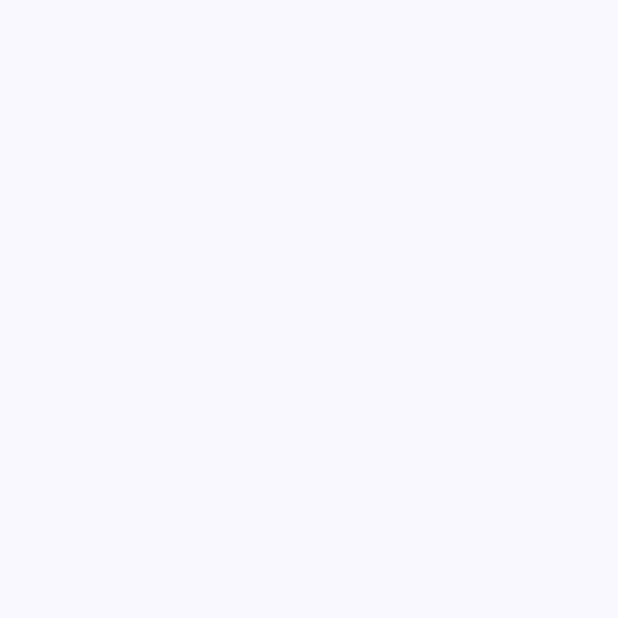
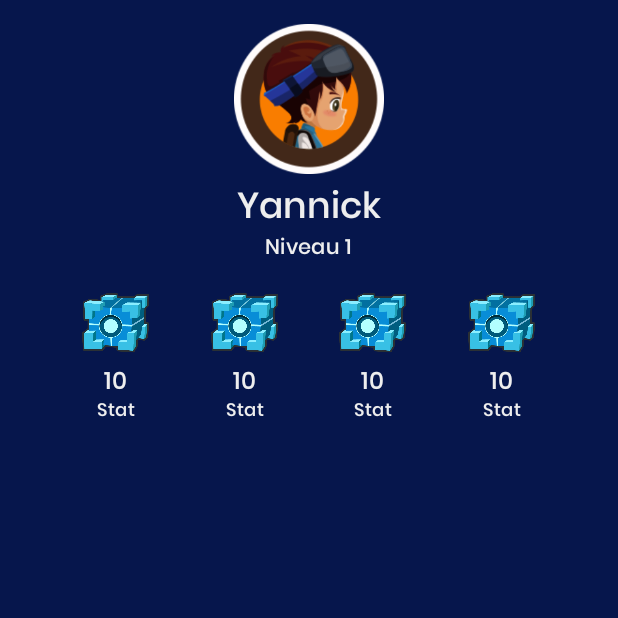
Before and after one commit to yannickcharron/4C6.H24, an Android app built with Jetpack Compose: the screen it shows after launch (MainActivity), on a phone screen of 412 x 824 dp, the top half of it. Before the commit the part shown is empty. Run offline under Robolectric (Android 15) with nearby library versions, the light colour scheme and no system bars.

Commit message:
feature: Devoir pour le 16 février

```diff
--- a/S02.Composables/app/src/main/java/ca/qc/cstj/composables/ui/screens/profile/ProfileScreen.kt
+++ b/S02.Composables/app/src/main/java/ca/qc/cstj/composables/ui/screens/profile/ProfileScreen.kt
@@ -1,28 +1,93 @@
 package ca.qc.cstj.composables.ui.screens.profile
 
-import androidx.annotation.DrawableRes
+import androidx.compose.foundation.Image
+import androidx.compose.foundation.background
+import androidx.compose.foundation.layout.Arrangement
+import androidx.compose.foundation.layout.Column
+import androidx.compose.foundation.layout.Row
+import androidx.compose.foundation.layout.fillMaxSize
+import androidx.compose.foundation.layout.fillMaxWidth
+import androidx.compose.foundation.layout.padding
+import androidx.compose.foundation.layout.size
+import androidx.compose.material3.MaterialTheme
+import androidx.compose.material3.Text
 import androidx.compose.runtime.Composable
+import androidx.compose.ui.Alignment
+import androidx.compose.ui.Modifier
+import androidx.compose.ui.res.painterResource
+import androidx.compose.ui.tooling.preview.Preview
+import androidx.compose.ui.unit.dp
+import ca.qc.cstj.composables.R
+import ca.qc.cstj.composables.ui.theme.ComposablesTheme
+import ca.qc.cstj.composables.ui.theme.DeepBlue
+
 
 @Composable
 fun ProfileScreen() {
-    //PilotBanner
-    //StatsSection
+    Column(
+        modifier = Modifier
+            .fillMaxSize()
+            .background(DeepBlue)
+            .padding(16.dp),
+        horizontalAlignment = Alignment.CenterHorizontally,
+    ) {
+        PilotBanner()
+        StatsSection()
+    }
 }
 
 
 @Composable
 fun PilotBanner() {
-    //Image
-    //Nom
-    //Niveau
+    Column(
+        horizontalAlignment = Alignment.CenterHorizontally,
+    ) {
+        Image(
+            modifier = Modifier.size(100.dp),
+            painter = painterResource(R.drawable.pilot04),
+            contentDescription = "Pilot"
+        )
+        Text(text = "Yannick", style = MaterialTheme.typography.headlineSmall, modifier = Modifier.padding(top = 4.dp))
+        Text(text = "Niveau 1", style = MaterialTheme.typography.bodyMedium)
+    }
 }
 
 @Composable
 fun StatsSection() {
-    //4 StatValue
+    Row(
+        modifier = Modifier
+            .fillMaxWidth()
+            .padding(vertical = 16.dp),
+        horizontalArrangement = Arrangement.SpaceEvenly
+    ) {
+        StatValue()
+        StatValue()
+        StatValue()
+        StatValue()
+    }
 }
 
 @Composable
-fun StatValue(@DrawableRes imageId: Int, value: Int, label: String) {
+fun StatValue() {
+    Column(
+        horizontalAlignment = Alignment.CenterHorizontally
+    ) {
+        Image(
+            modifier = Modifier
+                .padding(bottom = 4.dp)
+                .size(48.dp),
+            painter = painterResource(id = R.drawable.cube),
+            contentDescription = "Stat"
+        )
+        Text(text = "10", style = MaterialTheme.typography.bodyLarge)
+        Text(text = "Stat", style = MaterialTheme.typography.bodySmall)
+    }
+}
 
+@Preview(showBackground = true, locale = "fr-rCA")
+@Composable
+fun MeditationScreenPreview() {
+    ComposablesTheme {
+        ProfileScreen()
+    }
 }
```
Also changed, not shown: S02.Composables/app/src/main/res/drawable/battery1.png (added), S02.Composables/app/src/main/res/drawable/cube.png (added), S02.Composables/app/src/main/res/drawable/life.png (added), S02.Composables/app/src/main/res/drawable/pilot01.png (added), S02.Composables/app/src/main/res/drawable/pilot02.png (added), S02.Composables/app/src/main/res/drawable/pilot03.png (added), S02.Composables/app/src/main/res/drawable/pilot04.png (added), S02.Composables/app/src/main/res/drawable/pilot05.png (added), S02.Composables/app/src/main/res/drawable/pilot06.png (added), S02.Composables/app/src/main/res/drawable/pilot07.png (added), S02.Composables/app/src/main/res/drawable/pilot08.png (added), S02.Composables/app/src/main/res/drawable/pilot09.png (added), S02.Composables/app/src/main/res/drawable/pilot10.png (added), S02.Composables/app/src/main/res/drawable/planet.png (added), 2 more files.
